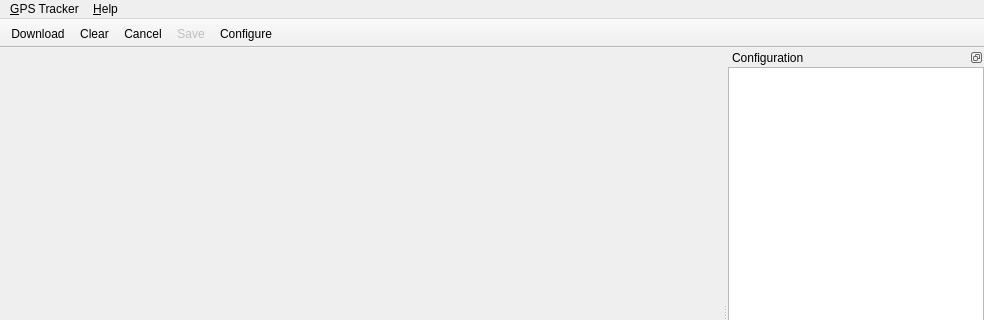
Qt form src/igotugui/igotugui.ui (mnalis/igotu2gpx) before a commit; both pictures show x 0 to 984 and y 0 to 320 of the 984 by 600 pixel window.
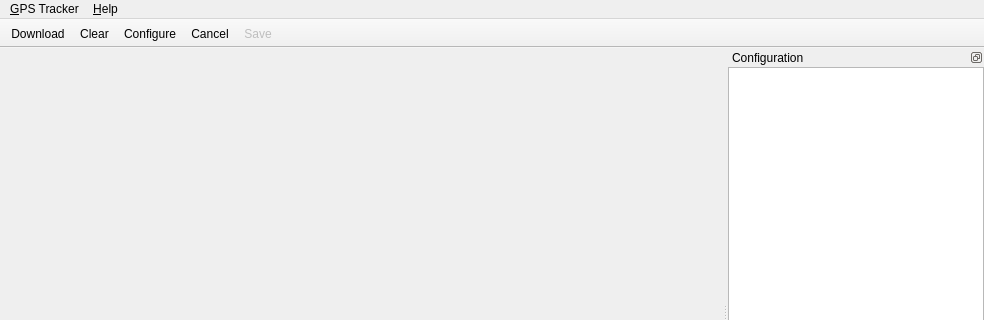
The same form after that commit.

```diff
--- a/src/igotugui/igotugui.ui
+++ b/src/igotugui/igotugui.ui
@@ -67,9 +67,9 @@
    </attribute>
    <addaction name="actionReload"/>
    <addaction name="actionPurge"/>
+   <addaction name="actionConfigureTracker"/>
    <addaction name="actionCancel"/>
    <addaction name="actionSaveAll"/>
-   <addaction name="actionConfigureTracker"/>
   </widget>
   <widget class="QStatusBar" name="statusBar"/>
   <widget class="QDockWidget" name="dockWidget">
```
Left out of the diff: 2 changed lines with no effect on the pictures.
